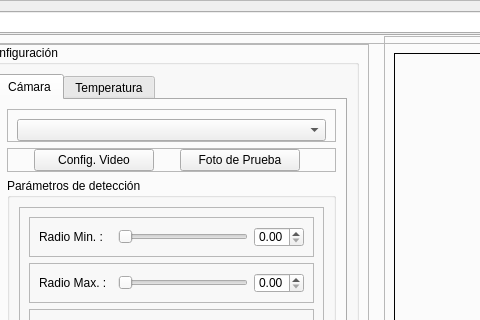
This is v4-interfaz.ui in tigre437/interfazv4 as Qt 5 draws it before an edit; both pictures show x 448 to 928 and y 0 to 320 of the 1340 by 832 pixel window. The edited form follows.
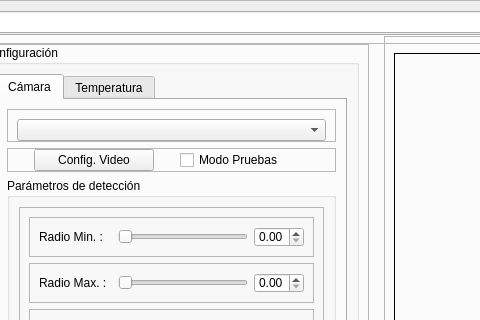
This is the edited form. Icons and pictures are not drawn.

Diff of the .ui file:
```diff
--- a/v4-interfaz.ui
+++ b/v4-interfaz.ui
@@ -1490,7 +1490,7 @@
                   </widget>
                  </item>
                  <item>
-                  <widget class="QPushButton" name="buttonFotoPrueba">
+                  <widget class="QCheckBox" name="checkBoxPruebas">
                    <property name="maximumSize">
                     <size>
                      <width>120</width>
@@ -1498,7 +1498,7 @@
                     </size>
                    </property>
                    <property name="text">
-                    <string>Foto de Prueba</string>
+                    <string>Modo Pruebas</string>
                    </property>
                   </widget>
                  </item>
```
